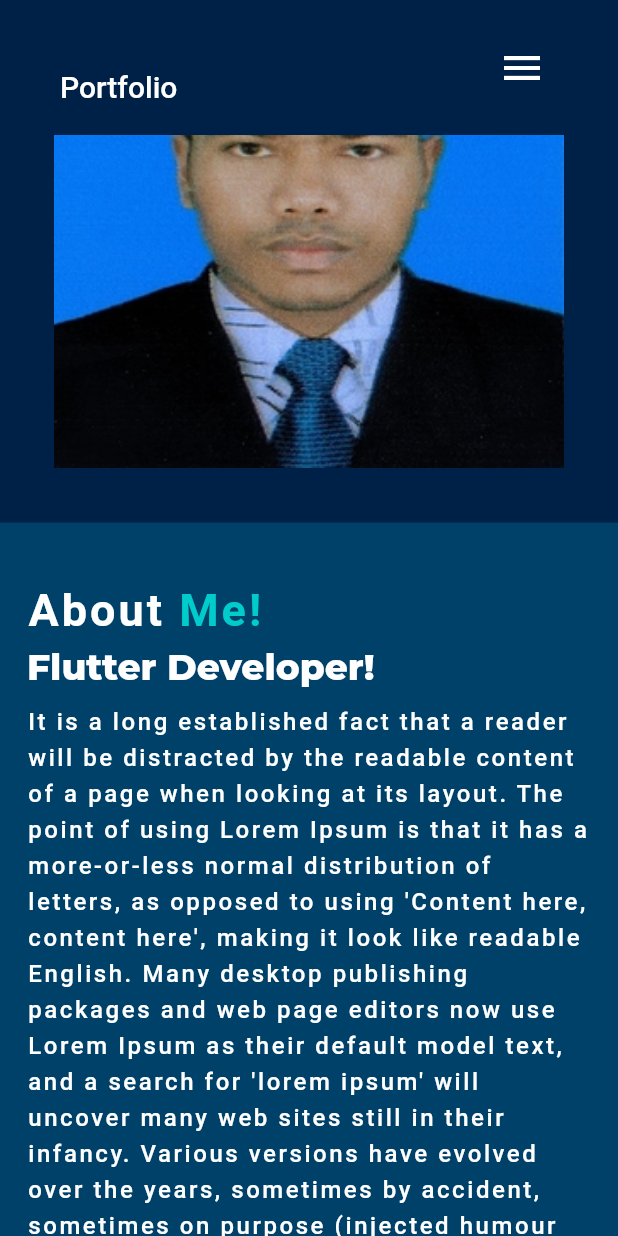
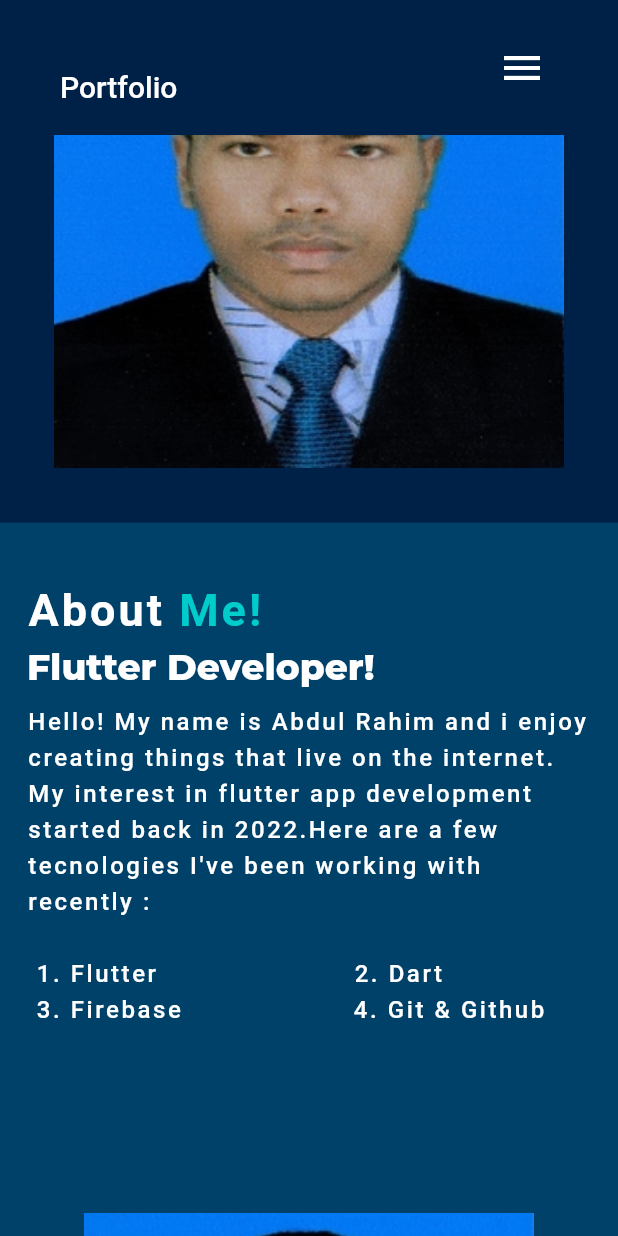
Before and after one commit to nextive-rahim/portfolio_web_app, a Flutter app: the screen it shows after launch, scrolled down 576 dp, on a phone screen of 412 x 824 dp. Run offline on Flutter 3.47's test engine with Material 2 defaults, Android fonts, the phone set to English and light mode, and no system bars; drawn by our look-alikes of scrollable_positioned_list; our stand-ins replace animate_do, animated_text_kit, google_fonts; missing offline and left inert: dart:html.

Commit message:
fixed : Update about me information.

```diff
--- a/lib/helper class/views/about_me.dart
+++ b/lib/helper class/views/about_me.dart
@@ -1,7 +1,6 @@
 import 'package:animate_do/animate_do.dart';
 import 'package:flutter/material.dart';
 import 'package:flutter_dev_portfolio/globals/app_assets.dart';
-import 'package:flutter_dev_portfolio/globals/app_buttons.dart';
 import 'package:flutter_dev_portfolio/globals/app_colors.dart';
 import 'package:flutter_dev_portfolio/globals/app_text_styles.dart';
 import 'package:flutter_dev_portfolio/globals/constants.dart';
@@ -86,22 +85,25 @@ class AboutMe extends StatelessWidget {
         FadeInLeft(
           duration: const Duration(milliseconds: 1600),
           child: Text(
-            'It is a long established fact that a reader will be distracted by the readable content of a page when looking at its layout.'
-            ' The point of using Lorem Ipsum is that it has a more-or-less normal distribution of letters,'
-            ' as opposed to using \'Content here, content here\', making it look like readable English.'
-            ' Many desktop publishing packages and web page editors now use Lorem Ipsum as their default'
-            ' model text, and a search for \'lorem ipsum\' will uncover many web sites still in their infancy.'
-            ' Various versions have evolved over the years, sometimes by accident, sometimes on purpose'
-            ' (injected humour and the like).',
+            'Hello! My name is Abdul Rahim and i enjoy creating things that '
+            'live on the internet. My interest in flutter app development started back in 2022.'
+            'Here are a few tecnologies I'
+            '\'ve '
+            'been working with recently : '
+            '\n'
+            '\n 1. Flutter '
+            '                      2. Dart'
+            '\n 3. Firebase'
+            '                    4. Git & Github',
             style: AppTextStyles.normalStyle(),
           ),
         ),
         Constants.sizedBox(height: 15.0),
-        FadeInUp(
-          duration: const Duration(milliseconds: 1800),
-          child: AppButtons.buildMaterialButton(
-              onTap: () {}, buttonName: 'Read More'),
-        )
+        // FadeInUp(
+        //   duration: const Duration(milliseconds: 1800),
+        //   child: AppButtons.buildMaterialButton(
+        //       onTap: () {}, buttonName: 'Read More'),
+        // )
       ],
     );
   }
```
